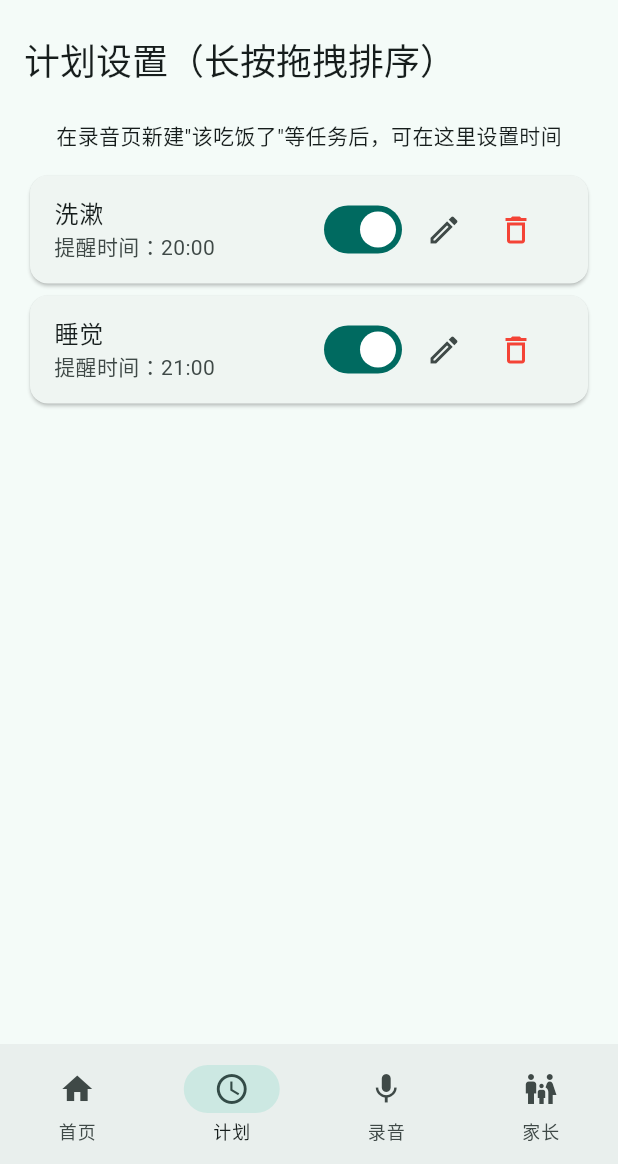
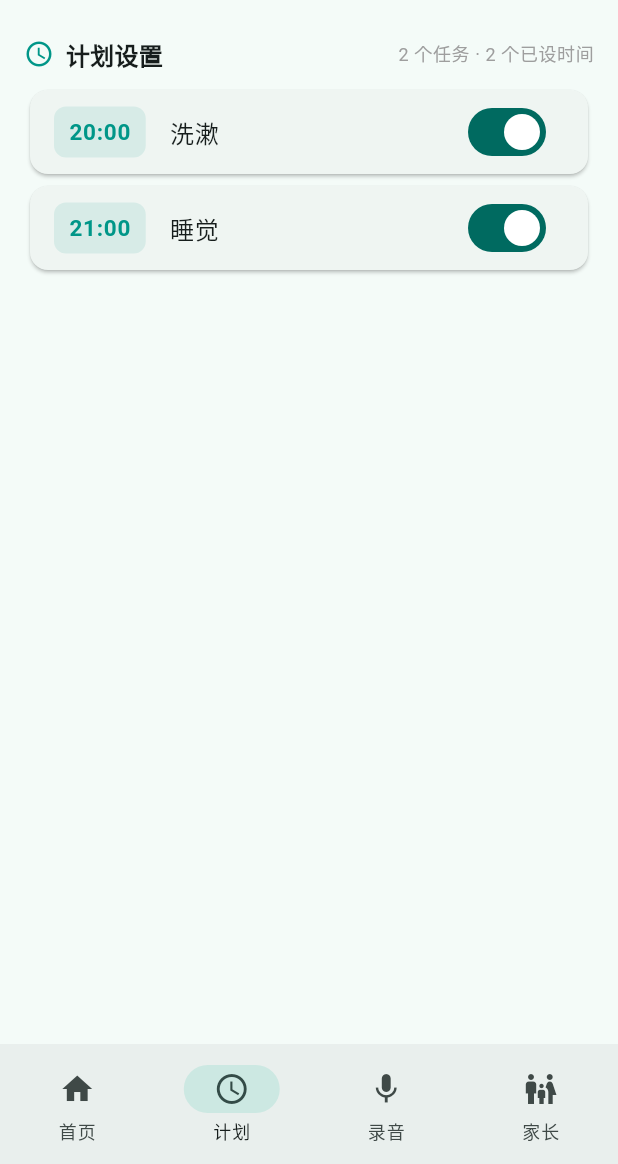
Before and after one commit to shenzhenxingshen/kidreminder, a Flutter app: the screen it shows after launch, item 2 of the bottom bar chosen, on a phone screen of 412 x 824 dp, the part 72-1236 px from its top. Run offline on Flutter 3.47's test engine with Material 3 defaults, Android fonts, the phone set to English and light mode, and no system bars; our stand-ins replace flutter_local_notifications, flutter_timezone, just_audio, shared_preferences, timezone; missing offline and left inert: record.

Commit message:
ui: optimize plan and record pages
Plan page:
- Add stats bar (task count / time-set count)
- Time badge for scheduled tasks, hint for unscheduled
- Delete via swipe-to-dismiss, keep Switch for quick toggle
- Empty state with CTA to jump to record page

Record page:
- Praise audio promoted to top with prominent card
- New item form collapsed by default, expand via + button
- Split 'create only' and 'create + record' actions
- Item cards: type label + recording status indicator
- Recording state: red border highlight
- Delete via swipe-to-dismiss
- Fix DropdownButtonFormField initialValue bug (replaced with SegmentedButton)

```diff
--- a/lib/main.dart
+++ b/lib/main.dart
@@ -742,91 +742,90 @@ class _HomeScreenState extends State<HomeScreen> {
 
   Widget _buildPlanTaskCard(ReminderItem item) {
     final hasTime = item.hasTime;
-    final timeText =
-        hasTime ? _formatTime(item.hour ?? 0, item.minute ?? 0) : '点击设置时间';
-    return Card(
+    final timeText = hasTime ? _formatTime(item.hour ?? 0, item.minute ?? 0) : null;
+    return Dismissible(
       key: ValueKey(item.id),
+      direction: DismissDirection.endToStart,
+      background: Container(
+        alignment: Alignment.centerRight,
+        padding: const EdgeInsets.only(right: 20),
+        margin: const EdgeInsets.symmetric(vertical: 4),
+        decoration: BoxDecoration(color: Colors.red.shade100, borderRadius: BorderRadius.circular(12)),
+        child: const Icon(Icons.delete, color: Colors.red),
+      ),
+      confirmDismiss: (_) => _showDeleteConfirmDialog(item.title),
+      onDismissed: (_) => _deleteItem(item),
+      child: Card(
+        shape: hasTime
+            ? null
+            : RoundedRectangleBorder(
+                borderRadius: BorderRadius.circular(12),
+                side: BorderSide(color: Colors.grey.shade300, style: BorderStyle.solid, width: 1),
+              ),
         child: ListTile(
+          leading: hasTime
+              ? Container(
+                  padding: const EdgeInsets.symmetric(horizontal: 10, vertical: 6),
+                  decoration: BoxDecoration(color: Colors.teal.withOpacity(0.1), borderRadius: BorderRadius.circular(8)),
+                  child: Text(timeText!, style: const TextStyle(fontWeight: FontWeight.bold, color: Colors.teal, fontSize: 15)),
+                )
+              : const Icon(Icons.access_time, color: Colors.grey),
           title: Text(item.title),
-        subtitle: Text('提醒时间：$timeText'),
-        trailing: Row(
-          mainAxisSize: MainAxisSize.min,
-          children: [
-            Switch(
-              value: item.enabled,
-              onChanged: (v) => _toggleItem(item, v),
+          subtitle: hasTime ? null : const Text('点击设置提醒时间', style: TextStyle(color: Colors.orange)),
+          trailing: Switch(value: item.enabled, onChanged: (v) => _toggleItem(item, v)),
+          onTap: () => _pickTaskTime(item),
         ),
-            IconButton(
-              onPressed: () => _showEditDialog(item),
-              icon: const Icon(Icons.edit_outlined),
-              tooltip: '编辑',
-            ),
-            IconButton(
-              onPressed: () => _deleteItem(item),
-              icon: const Icon(Icons.delete_outline),
-              tooltip: '删除',
-              color: Colors.red,
-            ),
-          ],
-        ),
-        onTap: () => _pickTaskTime(item),
       ),
     );
   }
 
   Widget _buildPlanTab() {
     final tasks = _settings.taskItems;
-
-    if (tasks.isEmpty) {
-      return ListView(
-        padding: const EdgeInsets.all(16),
-        children: [
-          Text(
-            '计划设置',
-            style: Theme.of(context).textTheme.headlineSmall,
-          ),
-          const SizedBox(height: 8),
-          const Text('在录音页新建"该吃饭了"等任务后，可在这里设置时间'),
-          const SizedBox(height: 12),
-          const Card(
-            child: ListTile(
-              title: Text('暂无任务提醒，请先在录音页新建'),
-            ),
-          ),
-        ],
-      );
-    }
+    final withTime = tasks.where((t) => t.hasTime).length;
 
     return Column(
       children: [
-        Expanded(
-          child: Column(
-            children: [
+        // 统计条
         Padding(
-                padding: const EdgeInsets.all(16),
+          padding: const EdgeInsets.fromLTRB(16, 16, 16, 8),
           child: Row(
             children: [
-                    Text(
-                      '计划设置（长按拖拽排序）',
-                      style: Theme.of(context).textTheme.headlineSmall,
+              const Icon(Icons.schedule, size: 20, color: Colors.teal),
+              const SizedBox(width: 8),
+              Text('计划设置', style: Theme.of(context).textTheme.titleMedium?.copyWith(fontWeight: FontWeight.bold)),
+              const Spacer(),
+              if (tasks.isNotEmpty)
+                Text('${tasks.length} 个任务 · $withTime 个已设时间',
+                    style: Theme.of(context).textTheme.bodySmall?.copyWith(color: Colors.grey)),
+            ],
+          ),
+        ),
+        if (tasks.isEmpty)
+          Expanded(
+            child: Center(
+              child: Column(
+                mainAxisSize: MainAxisSize.min,
+                children: [
+                  Icon(Icons.event_note, size: 64, color: Colors.grey.shade300),
+                  const SizedBox(height: 12),
+                  const Text('暂无任务提醒', style: TextStyle(color: Colors.grey)),
+                  const SizedBox(height: 16),
+                  FilledButton.icon(
+                    onPressed: () => setState(() => _tabIndex = 2),
+                    icon: const Icon(Icons.add),
+                    label: const Text('去录音页新建'),
                   ),
                 ],
               ),
             ),
-              const SizedBox(height: 8),
-              const Text('在录音页新建"该吃饭了"等任务后，可在这里设置时间'),
-              const SizedBox(height: 12),
+          )
+        else
           Expanded(
             child: ReorderableListView.builder(
               padding: const EdgeInsets.symmetric(horizontal: 16),
               itemCount: tasks.length,
               onReorder: (oldIndex, newIndex) => _reorderPlanTasks(oldIndex, newIndex),
-                  itemBuilder: (context, index) {
-                    return _buildPlanTaskCard(tasks[index]);
-                  },
-                ),
-              ),
-            ],
+              itemBuilder: (context, index) => _buildPlanTaskCard(tasks[index]),
             ),
           ),
       ],
@@ -853,68 +852,151 @@ class _HomeScreenState extends State<HomeScreen> {
 
   Widget _buildRecordItemCard(ReminderItem item) {
     final recordingThis = _isRecording && _recordingItemId == item.id;
-    final typeText = item.type == ReminderItemType.task ? '任务提醒' : '行为提醒';
-    final hasTime = item.hasTime
-        ? _formatTime(item.hour ?? 0, item.minute ?? 0)
-        : '未设置时间';
-    return Card(
+    final typeLabel = item.type == ReminderItemType.task ? '任务' : '行为';
+    final typeColor = item.type == ReminderItemType.task ? Colors.teal : Colors.orange;
+    final hasAudio = item.audioPath != null && item.audioPath!.isNotEmpty;
+
+    return Dismissible(
+      key: ValueKey(item.id),
+      direction: DismissDirection.endToStart,
+      background: Container(
+        alignment: Alignment.centerRight,
+        padding: const EdgeInsets.only(right: 20),
+        margin: const EdgeInsets.symmetric(vertical: 4),
+        decoration: BoxDecoration(color: Colors.red.shade100, borderRadius: BorderRadius.circular(12)),
+        child: const Icon(Icons.delete, color: Colors.red),
+      ),
+      confirmDismiss: (_) => _showDeleteConfirmDialog(item.title),
+      onDismissed: (_) => _deleteItem(item),
+      child: Card(
+        shape: recordingThis
+            ? RoundedRectangleBorder(borderRadius: BorderRadius.circular(12), side: const BorderSide(color: Colors.red, width: 2))
+            : null,
         child: Padding(
-        padding: const EdgeInsets.all(12),
+          padding: const EdgeInsets.symmetric(horizontal: 16, vertical: 12),
           child: Column(
             crossAxisAlignment: CrossAxisAlignment.start,
             children: [
-            Text(item.title, style: Theme.of(context).textTheme.titleMedium),
-            const SizedBox(height: 6),
-            Text('$typeText · $hasTime'),
-            const SizedBox(height: 6),
-            Text(item.audioPath == null ? '未录制' : '已录制'),
-            const SizedBox(height: 8),
               Row(
                 children: [
-                FilledButton(
-                  onPressed:
-                      _isRecording ? null : () => _startRecordingForItem(item.id),
-                  child: const Text('开始录音'),
+                  // 类型标签
+                  Container(
+                    padding: const EdgeInsets.symmetric(horizontal: 8, vertical: 2),
+                    decoration: BoxDecoration(color: typeColor.withOpacity(0.1), borderRadius: BorderRadius.circular(4)),
+                    child: Text(typeLabel, style: TextStyle(fontSize: 12, color: typeColor, fontWeight: FontWeight.bold)),
                   ),
                   const SizedBox(width: 8),
-                OutlinedButton(
-                  onPressed: recordingThis ? _stopRecording : null,
-                  child: const Text('停止'),
+                  Expanded(child: Text(item.title, style: Theme.of(context).textTheme.titleMedium)),
+                  // 录音状态
+                  Icon(
+                    hasAudio ? Icons.check_circle : Icons.circle_outlined,
+                    size: 20,
+                    color: hasAudio ? Colors.green : Colors.grey,
+                  ),
+                ],
+              ),
+              const SizedBox(height: 10),
+              // 操作按钮行
+              Row(
+                children: [
+                  if (recordingThis)
+                    FilledButton.icon(
+                      onPressed: _stopRecording,
+                      icon: const Icon(Icons.stop, size: 18),
+                      label: const Text('停止录音'),
+                      style: FilledButton.styleFrom(backgroundColor: Colors.red),
+                    )
+                  else
+                    OutlinedButton.icon(
+                      onPressed: _isRecording ? null : () => _startRecordingForItem(item.id),
+                      icon: const Icon(Icons.mic, size: 18),
+                      label: Text(hasAudio ? '重新录音' : '录音'),
                     ),
                   const SizedBox(width: 8),
-                TextButton(
+                  if (hasAudio)
+                    OutlinedButton.icon(
                       onPressed: () => _playIfExists(item.audioPath, '还没有录音'),
-                  child: const Text('播放'),
+                      icon: const Icon(Icons.play_arrow, size: 18),
+                      label: const Text('播放'),
                     ),
                   const Spacer(),
                   IconButton(
                     onPressed: () => _showEditDialog(item),
-                  icon: const Icon(Icons.edit),
+                    icon: const Icon(Icons.more_vert),
                     tooltip: '编辑',
-                ),
-                IconButton(
-                  onPressed: () => _deleteItem(item),
-                  icon: const Icon(Icons.delete, color: Colors.red),
-                  tooltip: '删除',
                   ),
                 ],
               ),
             ],
           ),
         ),
+      ),
     );
   }
 
+  bool _showNewItemForm = false;
+
   Widget _buildRecordTab() {
     final recordingPraise = _isRecording && _recordingPraise;
+    final hasPraise = _settings.praiseAudioPath != null && _settings.praiseAudioPath!.isNotEmpty;
+
     return ListView(
       padding: const EdgeInsets.all(16),
       children: [
-        Text(
-          '录音中心',
-          style: Theme.of(context).textTheme.headlineSmall,
+        // === 鼓励语音（醒目卡片） ===
+        Card(
+          color: Colors.amber.withOpacity(0.08),
+          child: Padding(
+            padding: const EdgeInsets.all(16),
+            child: Row(
+              children: [
+                Container(
+                  padding: const EdgeInsets.all(12),
+                  decoration: BoxDecoration(color: Colors.amber.withOpacity(0.15), shape: BoxShape.circle),
+                  child: const Icon(Icons.emoji_events, color: Colors.amber, size: 28),
                 ),
-        const SizedBox(height: 12),
+                const SizedBox(width: 16),
+                Expanded(
+                  child: Column(
+                    crossAxisAlignment: CrossAxisAlignment.start,
+                    children: [
+                      const Text('鼓励语音', style: TextStyle(fontWeight: FontWeight.bold, fontSize: 16)),
+                      const SizedBox(height: 4),
+                      Text(hasPraise ? '已录制 ✓' : '录一段鼓励的话，完成任务时播放', style: TextStyle(color: Colors.grey.shade600, fontSize: 13)),
+                    ],
+                  ),
+                ),
+                if (recordingPraise)
+                  FilledButton(onPressed: _stopRecording, style: FilledButton.styleFrom(backgroundColor: Colors.red), child: const Text('停止'))
+                else ...[
+                  IconButton(onPressed: _isRecording ? null : _startRecordingForPraise, icon: const Icon(Icons.mic), tooltip: '录音'),
+                  if (hasPraise)
+                    IconButton(onPressed: () => _playIfExists(_settings.praiseAudioPath, '还没有鼓励语音'), icon: const Icon(Icons.play_arrow), tooltip: '播放'),
+                ],
+              ],
+            ),
+          ),
+        ),
+
+        const SizedBox(height: 16),
+
+        // === 新建区域 ===
+        Row(
+          children: [
+            const Icon(Icons.mic, size: 20, color: Colors.teal),
+            const SizedBox(width: 8),
+            Text('提醒列表', style: Theme.of(context).textTheme.titleMedium?.copyWith(fontWeight: FontWeight.bold)),
+            const Spacer(),
+            FilledButton.tonalIcon(
+              onPressed: () => setState(() => _showNewItemForm = !_showNewItemForm),
+              icon: Icon(_showNewItemForm ? Icons.close : Icons.add),
+              label: Text(_showNewItemForm ? '收起' : '新建'),
+            ),
+          ],
+        ),
+        const SizedBox(height: 8),
+
+        if (_showNewItemForm) ...[
           Card(
             child: Padding(
               padding: const EdgeInsets.all(12),
@@ -923,64 +1005,71 @@ class _HomeScreenState extends State<HomeScreen> {
                 TextField(
                   controller: _newTitleController,
                   decoration: const InputDecoration(
-                    labelText: '提醒名称（如：该吃饭了、好好说话）',
+                    labelText: '提醒名称',
+                    hintText: '如：该吃饭了、好好说话',
+                    prefixIcon: Icon(Icons.label_outline),
                   ),
                 ),
                 const SizedBox(height: 8),
-                DropdownButtonFormField<ReminderItemType>(
-                  initialValue: _newItemType,
-                  items: const [
-                    DropdownMenuItem(
-                      value: ReminderItemType.task,
-                      child: Text('任务提醒（可进计划）'),
+                SegmentedButton<ReminderItemType>(
+                  segments: const [
+                    ButtonSegment(value: ReminderItemType.task, label: Text('任务提醒'), icon: Icon(Icons.schedule)),
+                    ButtonSegment(value: ReminderItemType.behavior, label: Text('行为提醒'), icon: Icon(Icons.psychology)),
+                  ],
+                  selected: {_newItemType},
+                  onSelectionChanged: (s) => setState(() => _newItemType = s.first),
                 ),
-                    DropdownMenuItem(
-                      value: ReminderItemType.behavior,
-                      child: Text('行为提醒（快捷触发）'),
+                const SizedBox(height: 12),
+                Row(
+                  children: [
+                    Expanded(
+                      child: FilledButton.icon(
+                        onPressed: _isRecording ? null : () async {
+                          final item = await _createNewItem();
+                          if (item != null) setState(() => _showNewItemForm = false);
+                        },
+                        icon: const Icon(Icons.add),
+                        label: const Text('仅创建'),
+                      ),
+                    ),
+                    const SizedBox(width: 8),
+                    Expanded(
+                      child: OutlinedButton.icon(
+                        onPressed: _isRecording ? null : () async {
+                          await _createAndRecord();
+                          setState(() => _showNewItemForm = false);
+                        },
+                        icon: const Icon(Icons.mic),
+                        label: const Text('创建并录音'),
+                      ),
                     ),
                   ],
-                  onChanged: (v) {
-                    if (v == null) return;
-                    setState(() {
-                      _newItemType = v;
-                    });
-                  },
-                ),
-                const SizedBox(height: 12),
-                FilledButton(
-                  onPressed: _isRecording ? null : _createAndRecord,
-                  child: const Text('新建并开始录音'),
                 ),
               ],
               ),
             ),
           ),
+          const SizedBox(height: 8),
+        ],
+
+        // === 已有提醒列表 ===
+        if (_settings.items.isEmpty)
+          Padding(
+            padding: const EdgeInsets.only(top: 32),
+            child: Center(
+              child: Column(
+                children: [
+                  Icon(Icons.mic_none, size: 64, color: Colors.grey.shade300),
                   const SizedBox(height: 12),
-        ..._settings.items.map(_buildRecordItemCard),
-        Card(
-          child: ListTile(
-            title: const Text('鼓励语音'),
-            subtitle: Text(_settings.praiseAudioPath == null ? '未录制' : '已录制'),
-            trailing: Wrap(
-              spacing: 8,
-              children: [
-                TextButton(
-                  onPressed: _isRecording ? null : _startRecordingForPraise,
-                  child: const Text('录音'),
-                ),
-                TextButton(
-                  onPressed: recordingPraise ? _stopRecording : null,
-                  child: const Text('停止'),
-                ),
-                TextButton(
-                  onPressed: () =>
-                      _playIfExists(_settings.praiseAudioPath, '还没有鼓励语音'),
-                  child: const Text('播放'),
-                ),
+                  const Text('还没有提醒项', style: TextStyle(color: Colors.grey)),
+                  const SizedBox(height: 8),
+                  const Text('点击上方"新建"开始', style: TextStyle(color: Colors.grey, fontSize: 13)),
                 ],
               ),
             ),
-        ),
+          )
+        else
+          ..._settings.items.map(_buildRecordItemCard),
       ],
     );
   }
```
Lines whose indentation alone changed are shown as unchanged.
